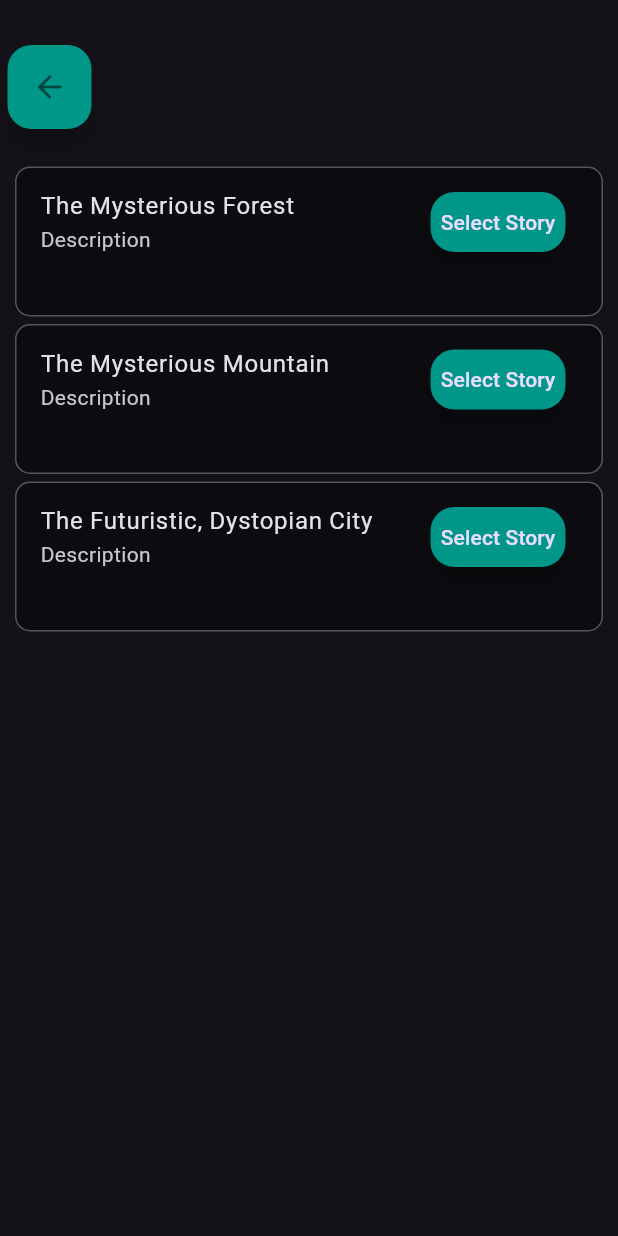
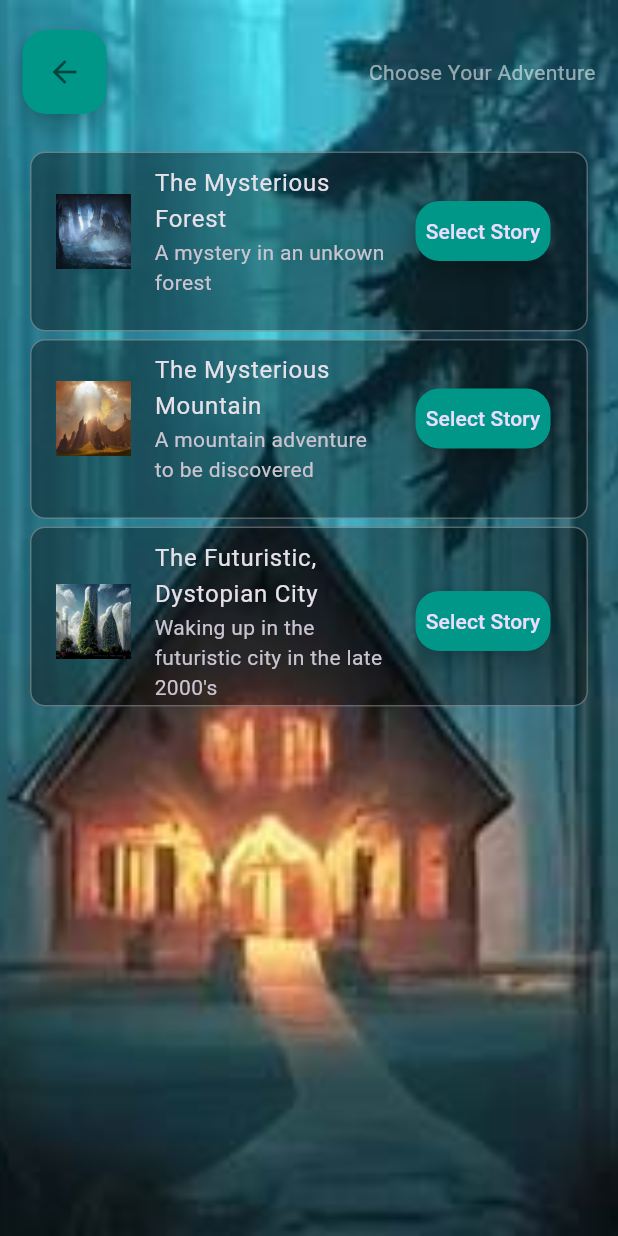
Before and after one commit to triplem20/The_Unkown_Adventure, a Flutter app: the OptionsScreen screen opened directly, on a phone screen of 412 x 824 dp. Run offline on Flutter 3.47's test engine with Material 3 defaults, Android fonts, the phone set to English and light mode, and no system bars; our stand-ins replace rflutter_alert.

Commit message:
14.8.2024

```diff
--- a/lib/options_screen.dart
+++ b/lib/options_screen.dart
@@ -1,6 +1,6 @@
 import 'package:destiny_choices/main.dart';
 import 'package:flutter/material.dart';
-import 'game_screen.dart';  // Ensure you import GameScreen
+import 'game_screen.dart';
 
 class OptionsScreen extends StatefulWidget {
   @override
@@ -12,20 +12,37 @@ class _OptionsScreenState extends State<OptionsScreen> {
   Widget build(BuildContext context) {
     return Scaffold(
       body: Container(
-        margin: EdgeInsets.symmetric(vertical: 30,horizontal: 5),
-        constraints: BoxConstraints.expand(),
+        decoration: BoxDecoration(
+          image: DecorationImage(
+            image: AssetImage('images/options_destiny.jpg'),
+            fit: BoxFit.cover,
+          ),
+        ),
+        padding: EdgeInsets.symmetric(vertical: 20.0, horizontal: 15.0),
         child: SafeArea(
           child: Column(
             children: <Widget>[
               Row(
             mainAxisAlignment: MainAxisAlignment.spaceBetween,
             children: [
+
               Align(
                 alignment: Alignment.topLeft,
                 child: FloatingActionButton(
                   backgroundColor: Colors.teal,
                   child: const Icon(Icons.arrow_back, color: Colors.black54),
-                  onPressed: () {
+                  onPressed: () async{
+                    showDialog(
+                      context: context,
+                      barrierDismissible: false,
+                      builder: (BuildContext context) {
+                        return Center(
+                          child: CircularProgressIndicator(color: Colors.blueGrey),
+                        );
+                      },
+                    );
+
+                    await Future.delayed(Duration(seconds: 2));
                     Navigator.pushReplacement(
                       context,
                       MaterialPageRoute(
@@ -34,12 +51,17 @@ class _OptionsScreenState extends State<OptionsScreen> {
                     );
                   },
                 ),
-              ),],
+              ),
+              Align(
+                alignment: Alignment.topCenter,
+                child: Text("Choose Your Adventure",style: TextStyle(color: Colors.white54,),),
+              ),
+            ],
               ),
               SizedBox(height: 20),
-              _buildOptionTile(context, "The Mysterious Forest", "forest"),
-              _buildOptionTile(context, "The Mysterious Mountain", "mountain"),
-              _buildOptionTile(context, "The Futuristic, Dystopian City", "city"),
+              _buildOptionTile(context,"images/forest_option.jpg", "The Mysterious Forest", "forest","A mystery in an unkown forest"),
+              _buildOptionTile(context, "images/mountain_option.jpg","The Mysterious Mountain", "mountain","A mountain adventure to be discovered"),
+              _buildOptionTile(context, "images/future_options.jpg","The Futuristic, Dystopian City", "city","Waking up in the futuristic city in the late 2000's"),
             ],
           ),
         ),
@@ -47,10 +69,10 @@ class _OptionsScreenState extends State<OptionsScreen> {
     );
   }
 
-  Widget _buildOptionTile(BuildContext context, String title, String storyType) {
+  Widget _buildOptionTile(BuildContext context,imgUrl, String title, String storyType, String description) {
     return Container(
       width: MediaQuery.of(context).size.width,
-      height: 100,
+      height: 120,
       decoration: BoxDecoration(
         color: Colors.black38,
         borderRadius: BorderRadius.circular(10),
@@ -58,8 +80,18 @@ class _OptionsScreenState extends State<OptionsScreen> {
       ),
       margin: EdgeInsets.fromLTRB(5, 5, 5, 0),
       child: ListTile(
+        leading: Container(
+          width: 50,
+          height: 50,
+          decoration: BoxDecoration(
+            image: DecorationImage(
+              image: AssetImage(imgUrl),
+              fit: BoxFit.cover,
+            ),
+          ),
+        ),
         title: Text(title),
-        subtitle: Text("Description"),
+        subtitle: Text(description),
         trailing: SizedBox(
           width: 90,
           height: 40,
@@ -67,9 +99,17 @@ class _OptionsScreenState extends State<OptionsScreen> {
             backgroundColor: Colors.teal,
             onPressed: () async{
 
-              Center(
-                child: CircularProgressIndicator(), // Loading spinner
+              showDialog(
+                context: context,
+                barrierDismissible: false,
+                builder: (BuildContext context) {
+                  return Center(
+                    child: CircularProgressIndicator(color: Colors.blueGrey),
+                  );
+                },
               );
+
+
               await Future.delayed(Duration(seconds: 2));
 
               Navigator.push(
--- a/lib/stories.dart
+++ b/lib/stories.dart
@@ -3,6 +3,6 @@ import 'package:flutter/material.dart';
 class Stories {
   String story1 = 'The Mysterious Forest';
   String story2 = 'The Mysterious Mountain';
-  String story3 = '';
+  String story3 = 'The Futuristic, Dystopian City';
 
 }
--- a/pubspec.yaml
+++ b/pubspec.yaml
@@ -66,6 +66,10 @@ flutter:
   assets:
    - images/destiny_background.jpg
    - images/destiny_background3.jpg
+   - images/options_destiny.jpg
+   - images/forest_option.jpg
+   - images/mountain_option.jpg
+   - images/future_options.jpg
 
 
   # An image asset can refer to one or more resolution-specific "variants", see
```
Also changed, not shown: lib/game_screen.dart (+29 -3 lines), lib/main.dart (+10 -1 lines), images/forest_option.jpg (added), images/future_options.jpg (added), images/mountain_option.jpg (added), images/options_destiny.jpg (added), 1 other file.
